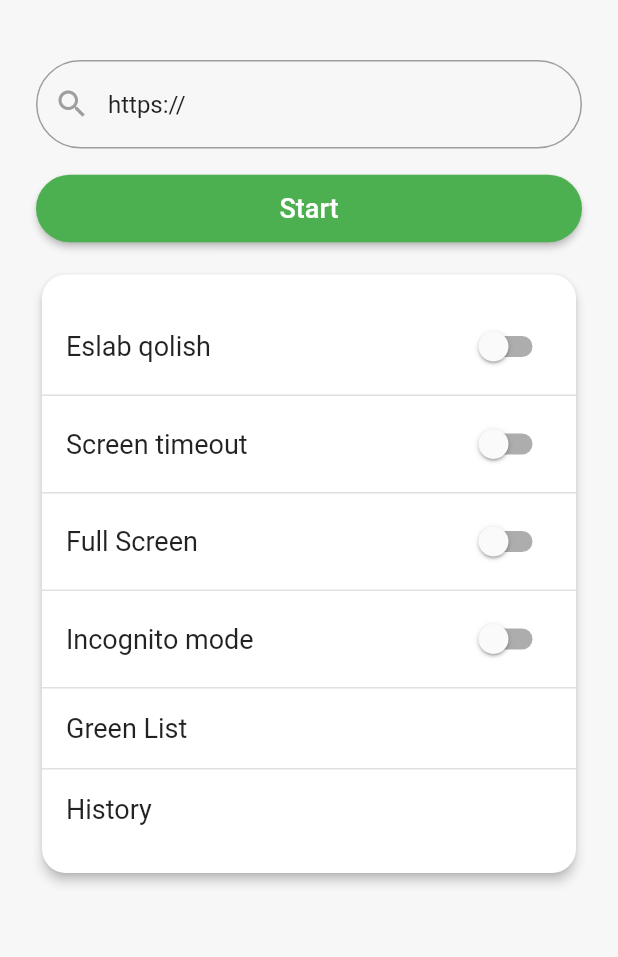
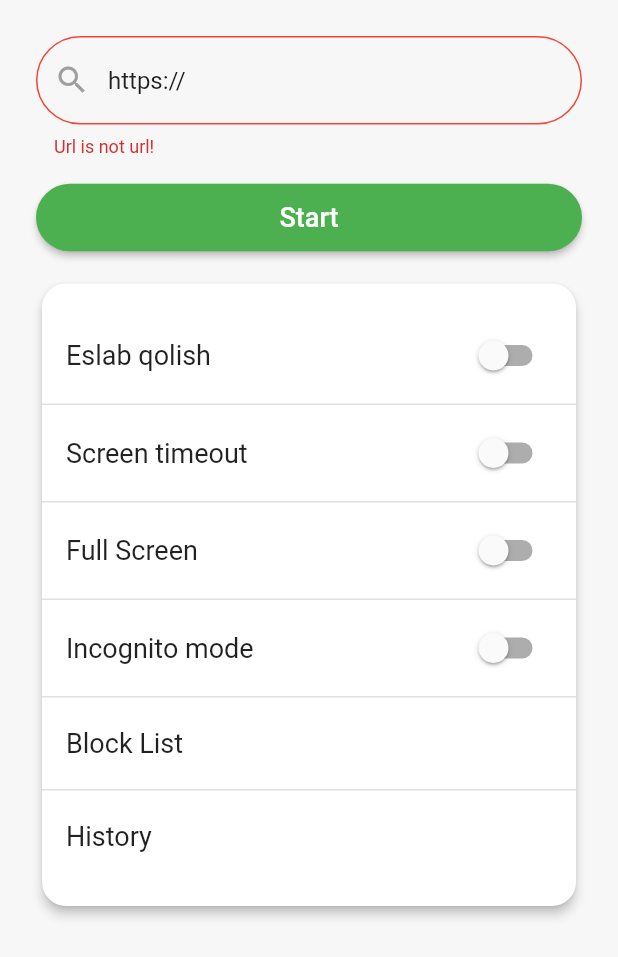
Before and after one commit to Saidrahmon/browser_app, a Flutter app: the screen it shows after launch, after a tap on "Start", on a phone screen of 412 x 824 dp. Shown: the top 957 px of the screen. Run offline on Flutter 3.47's test engine with Material 2 defaults, Android fonts, the phone set to English and light mode, and no system bars; our stand-ins replace get, get_storage, wakelock; missing offline and left inert: flutter_inappwebview, fullscreen, kiosk_mode.

Commit message:
add features

```diff
--- /dev/null
+++ b/lib/AppBinding.dart
@@ -0,0 +1,9 @@
+import 'package:browser_app/repository/Storage.dart';
+import 'package:get/get.dart';
+
+class AppBinding extends Bindings{
+  @override
+  void dependencies() {
+    Get.put(Storage());
+  }
+}
--- a/lib/AppPages.dart
+++ b/lib/AppPages.dart
@@ -1,4 +1,6 @@
 import 'package:browser_app/AppRoutes.dart';
+import 'package:browser_app/page/block_list/bindings/binding.dart';
+import 'package:browser_app/page/block_list/view/view.dart';
 import 'package:browser_app/page/home/binding/binding.dart';
 import 'package:browser_app/page/home/view/home.dart';
 import 'package:browser_app/page/webview/binding/binding.dart';
@@ -16,6 +18,11 @@ class AppPages {
       name: AppRoutes.WEBVIEW,
       page: () => Webview(),
       binding: WebViewBinding(),
+    ),
+    GetPage(
+      name: AppRoutes.BLOCK_LIST,
+      page: () => BlockListView(),
+      binding: BlockListBinding(),
     )
   ];
 }
--- a/lib/AppRoutes.dart
+++ b/lib/AppRoutes.dart
@@ -1,4 +1,5 @@
 class AppRoutes{
   static const HOME = '/home';
   static const WEBVIEW = '/webview';
+  static const BLOCK_LIST = '/block_list';
 }
--- a/lib/main.dart
+++ b/lib/main.dart
@@ -1,3 +1,4 @@
+import 'package:browser_app/AppBinding.dart';
 import 'package:browser_app/AppPages.dart';
 import 'package:browser_app/AppRoutes.dart';
 import 'package:flutter/material.dart';
@@ -20,6 +21,10 @@ class MyApp extends StatelessWidget {
       debugShowCheckedModeBanner: false,
       getPages: AppPages.routes,
       initialRoute: AppRoutes.HOME,
+      theme: ThemeData(
+        primarySwatch: Colors.green
+      ),
+      initialBinding: AppBinding(),
     );
   }
 }
--- /dev/null
+++ b/lib/page/block_list/bindings/binding.dart
@@ -0,0 +1,9 @@
+import 'package:browser_app/page/block_list/controller/controller.dart';
+import 'package:get/get.dart';
+
+class BlockListBinding extends Bindings{
+  @override
+  void dependencies() {
+    Get.put(BlockListController());
+  }
+}
--- a/lib/page/home/controller/controller.dart
+++ b/lib/page/home/controller/controller.dart
@@ -1,4 +1,6 @@
+import 'dart:convert';
 import 'package:browser_app/AppRoutes.dart';
+import 'package:browser_app/repository/Storage.dart';
 import 'package:flutter/cupertino.dart';
 import 'package:flutter/scheduler.dart';
 import 'package:fullscreen/fullscreen.dart';
@@ -7,25 +9,32 @@ import 'package:get_storage/get_storage.dart';
 import 'package:wakelock/wakelock.dart';
 
 class HomeController extends SuperController {
+  final box = GetStorage();
+
+  Storage storage = Get.find();
+
   TextEditingController textEditingController = TextEditingController();
+  final formKey = GlobalKey<FormState>();
+
   var isSwitch = false.obs;
   var isAwake = false.obs;
   var isFullScreen = false.obs;
-  final box = GetStorage();
+  var isIncognito = false.obs;
 
   @override
   void onInit() {
     super.onInit();
     textEditingController.text = "https://";
-
+    print("mmmm" + storage.url);
+    if (storage.url.isNotEmpty) {
+      SchedulerBinding.instance.addPostFrameCallback((timeStamp) {
+        Get.offAndToNamed(AppRoutes.WEBVIEW, arguments: [storage.url]);
+      });
+    }
     initData();
 
-    var url = box.read("url");
-    if (url != null) {
-      SchedulerBinding.instance.addPostFrameCallback((timeStamp) {
-        Get.offAndToNamed(AppRoutes.WEBVIEW, arguments: [url.toString()]);
-      });
-    }
+    //var url = box.read("url");
+
   }
 
   @override
@@ -40,15 +49,39 @@ class HomeController extends SuperController {
   @override
   void onResumed() {}
 
+  String? validateUrl(String? url) {
+    if (url == null || url.isEmpty) {
+      return 'Url is empty!';
+    } else if (!url.isURL) {
+      return 'Url is not url!';
+    } else if (!checkBlockList(url)) {
+      return 'Url is blocked!';
+    }
+    return null;
+  }
+
   void checkUrl() {
-    if (textEditingController.text.isURL) {
+    if (formKey.currentState!.validate()) {
       if (isSwitch.value) {
-        box.write("url", textEditingController.text);
+        storage.url = textEditingController.text;
+        // box.write("url", textEditingController.text);
       }
+      Get.offAndToNamed(AppRoutes.WEBVIEW, arguments: [textEditingController.text]);
+    }
+  }
 
-      Get.offAndToNamed(AppRoutes.WEBVIEW,
-          arguments: [textEditingController.text]);
+  bool checkBlockList(String url) {
+    var map = box.read("block_list");
+    if (map != null) {
+      List<String> blockLists = jsonDecode(map).cast<String>() ?? [];
+      for (String blockUrl in blockLists) {
+        if (blockUrl == url) {
+          return false;
+        }
+      }
     }
+
+    return true;
   }
 
   void awakeScreen() {
@@ -67,11 +100,9 @@ class HomeController extends SuperController {
     if (isFullScreen.value) {
       box.write("is_full_screen", true);
       await FullScreen.enterFullScreen(FullScreenMode.EMERSIVE_STICKY);
-
     } else {
       box.write("is_full_screen", false);
       await FullScreen.exitFullScreen();
-
     }
   }
 
--- a/lib/page/home/view/home.dart
+++ b/lib/page/home/view/home.dart
@@ -1,3 +1,4 @@
+import 'package:browser_app/AppRoutes.dart';
 import 'package:browser_app/page/home/controller/controller.dart';
 
 import 'package:flutter/material.dart';
@@ -6,60 +7,84 @@ import 'package:get/get.dart';
 class Home extends GetView<HomeController> {
   const Home({Key? key}) : super(key: key);
 
-  @override
-  Widget build(BuildContext context) {
-    return Scaffold(
-      backgroundColor: Color(0xFFF7F7F7),
-      body: SafeArea(
+  Widget textAndSwitch({required String text, required Function onTap, required RxBool value}) => Obx(
+        () => InkWell(
+          onTap: () {
+            onTap();
+            //controller.isSwitch.value = !controller.isSwitch.value;
+          },
           child: Padding(
-          padding: const EdgeInsets.all(24.0),
-          child: Obx(
-            () => Center(
-              child: ConstrainedBox(
-                constraints: BoxConstraints(
-                  maxWidth: 800,
+            padding: const EdgeInsets.symmetric(horizontal: 16, vertical: 8),
+            child: Row(
+              mainAxisAlignment: MainAxisAlignment.spaceBetween,
+              children: [
+                Text(
+                  text,
+                  style: const TextStyle(fontSize: 18),
                 ),
-                child: Column(
-                  children: [
-                    SizedBox(height: 16),
-                    Container(
+                Switch(
+                  activeColor: Colors.green,
+                  value: value.value,
+                  onChanged: (bool value) {
+                    onTap();
+                    //controller.isSwitch.value = !controller.isSwitch.value;
+                  },
+                ),
+              ],
+            ),
+          ),
+        ),
+      );
+
+  Widget get search => Form(
+        key: controller.formKey,
+        child: Container(
           decoration: const BoxDecoration(),
-                      child: TextField(
+          child: TextFormField(
             controller: controller.textEditingController,
             keyboardType: TextInputType.url,
             maxLines: 1,
             cursorColor: Colors.green,
+            validator: controller.validateUrl,
             decoration: InputDecoration(
               hintText: "Search...",
-                          prefixIcon: Icon(Icons.search, color: Colors.grey),
+              prefixIcon: const Icon(Icons.search, color: Colors.grey),
               focusedBorder: OutlineInputBorder(
-                            borderSide: BorderSide(width: 1, color: Colors.green),
+                borderSide: const BorderSide(width: 1, color: Colors.green),
                 borderRadius: BorderRadius.circular(30),
               ),
               disabledBorder: OutlineInputBorder(
-                            borderSide:
-                                BorderSide(width: 1, color: Colors.transparent),
+                borderSide: const BorderSide(width: 1, color: Colors.transparent),
                 borderRadius: BorderRadius.circular(30),
               ),
               enabledBorder: OutlineInputBorder(
-                            borderSide: BorderSide(width: 1, color: Colors.grey),
+                borderSide: const BorderSide(width: 1, color: Colors.grey),
+                borderRadius: BorderRadius.circular(30),
+              ),
+              errorBorder: OutlineInputBorder(
+                borderSide: const BorderSide(width: 1, color: Colors.red),
+                borderRadius: BorderRadius.circular(30),
+              ),
+              focusedErrorBorder: OutlineInputBorder(
+                borderSide: const BorderSide(width: 1, color: Colors.red),
                 borderRadius: BorderRadius.circular(30),
               ),
             ),
           ),
         ),
-                    SizedBox(height: 16),
-                    ElevatedButton(
+      );
+
+  Widget get button => ElevatedButton(
         onPressed: controller.checkUrl,
         style: ElevatedButton.styleFrom(
-                        shape: StadiumBorder(),
+          shape: const StadiumBorder(),
           primary: Colors.green,
         ),
         child: Row(
           mainAxisAlignment: MainAxisAlignment.center,
-                        children: [
+          children: const [
             Padding(
-                            padding: const EdgeInsets.all(12.0),
+              padding: EdgeInsets.all(12.0),
               child: Text(
                 "Start",
                 style: TextStyle(fontSize: 18),
@@ -67,134 +92,69 @@ class Home extends GetView<HomeController> {
             ),
           ],
         ),
-                    ),
-                    SizedBox(height: 16),
-                    Card(
-                      shape: RoundedRectangleBorder(
-                        borderRadius: BorderRadius.circular(16)
-                      ),
+      );
+
+  Widget get settingsCard => Card(
+        shape: RoundedRectangleBorder(borderRadius: BorderRadius.circular(16)),
         elevation: 3,
         child: Padding(
           padding: const EdgeInsets.symmetric(vertical: 16),
           child: Column(
             children: [
-                            InkWell(
+              textAndSwitch(
+                text: "Eslab qolish",
                 onTap: () {
                   controller.isSwitch.value = !controller.isSwitch.value;
                 },
+                value: controller.isSwitch,
+              ),
+              Container(height: 1, color: Colors.black12),
+              textAndSwitch(
+                text: "Screen timeout",
+                onTap: () {
+                  controller.awakeScreen();
+                },
+                value: controller.isAwake,
+              ),
+              Container(height: 1, color: Colors.black12),
+              textAndSwitch(
+                text: "Full Screen",
+                onTap: () {
+                  controller.changeScreenMode();
+                },
+                value: controller.isFullScreen,
+              ),
+              Container(height: 1, color: Colors.black12),
+              textAndSwitch(
+                text: "Incognito mode",
+                onTap: () {
+                  controller.isIncognito.value = !controller.isIncognito.value;
+                },
+                value: controller.isIncognito,
+              ),
+              Container(height: 1, color: Colors.black12),
+              InkWell(
+                onTap: () {
+                  Get.toNamed(AppRoutes.BLOCK_LIST);
+                },
                 child: Padding(
-                                padding: const EdgeInsets.symmetric(horizontal: 16, vertical: 8),
+                  padding: const EdgeInsets.symmetric(horizontal: 16, vertical: 20),
                   child: Row(
-                                  mainAxisAlignment: MainAxisAlignment.spaceBetween,
-                                  children: [
-                                    Text(
-                                      "Eslab qolish",
-                                      style: TextStyle(fontSize: 18),
-                                    ),
-                                    Switch(
-                                      activeColor: Colors.green,
-                                      value: controller.isSwitch.value,
-                                      onChanged: (bool value) {
-                                        controller.isSwitch.value =
-                                        !controller.isSwitch.value;
-                                      },
-                                    ),
+                    children: const [
+                      Text("Block List", style: TextStyle(fontSize: 18)),
                     ],
                   ),
                 ),
               ),
               Container(height: 1, color: Colors.black12),
               InkWell(
-                              onTap: controller.awakeScreen,
-                              child: Padding(
-                                padding: const EdgeInsets.symmetric(horizontal: 16, vertical: 8),
-                                child: Row(
-                                  mainAxisAlignment: MainAxisAlignment.spaceBetween,
-                                  children: [
-                                    Text(
-                                      "Screen timeout",
-                                      style: TextStyle(fontSize: 18),
-                                    ),
-                                    Switch(
-                                      activeColor: Colors.green,
-                                      value: controller.isAwake.value,
-                                      onChanged: (bool value) {
-                                        controller.awakeScreen();
-                                      },
-                                    ),
-                                  ],
-                                ),
-                              ),
-                            ),
-                            Container(height: 1, color: Colors.black12),
-                            InkWell(
-                              onTap: controller.changeScreenMode,
-                              child: Padding(
-                                padding: const EdgeInsets.symmetric(horizontal: 16, vertical: 8),
-                                child: Row(
-                                  mainAxisAlignment: MainAxisAlignment.spaceBetween,
-                                  children: [
-                                    Text(
-                                      "Full Screen",
-                                      style: TextStyle(fontSize: 18),
-                                    ),
-                                    Switch(
-                                      activeColor: Colors.green,
-                                      value: controller.isFullScreen.value,
-                                      onChanged: (bool value) {
-                                        controller.changeScreenMode();
-                                      },
-                                    ),
-                                  ],
-                                ),
-                              ),
-                            ),
-                            Container(height: 1, color: Colors.black12),
-                            InkWell(
-                              onTap: (){},
-                              child: Padding(
-                                padding: const EdgeInsets.symmetric(horizontal: 16, vertical: 8),
-                                child: Row(
-                                  mainAxisAlignment: MainAxisAlignment.spaceBetween,
-                                  children: [
-                                    Text(
-                                      "Incognito mode",
-                                      style: TextStyle(fontSize: 18),
-                                    ),
-                                    Switch(
-                                      activeColor: Colors.green,
-                                      value: false,
-                                      onChanged: (bool value) {
-
-                                      },
-                                    ),
-                                  ],
-                                ),
-                              ),
-                            ),
-                            Container(height: 1, color: Colors.black12),
-                            InkWell(
-                              onTap: (){
+                onTap: () {
                   print("aa");
                 },
                 child: Padding(
-                                padding: const EdgeInsets.symmetric(horizontal: 16, vertical: 16),
+                  padding: const EdgeInsets.symmetric(horizontal: 16, vertical: 20),
                   child: Row(
-                                  children: [
-                                    Text("Green List", style: TextStyle(fontSize: 18)),
-                                  ],
-                                ),
-                              ),
-                            ),
-                            Container(height: 1, color: Colors.black12),
-                            InkWell(
-                              onTap: (){
-                                print("aa");
-                              },
-                              child: Padding(
-                                padding: const EdgeInsets.symmetric(horizontal: 16, vertical: 16),
-                                child: Row(
-                                  children: [
+                    children: const [
                       Text("History", style: TextStyle(fontSize: 18)),
                     ],
                   ),
@@ -203,13 +163,34 @@ class Home extends GetView<HomeController> {
             ],
           ),
         ),
+      );
+
+  Widget get view => SingleChildScrollView(
+        child: ConstrainedBox(
+          constraints: const BoxConstraints(
+            maxWidth: 800,
           ),
+          child: Padding(
+            padding: const EdgeInsets.all(24.0),
+            child: Column(
+              children: [
+                search,
+                const SizedBox(height: 16),
+                button,
+                const SizedBox(height: 16),
+                settingsCard,
               ],
             ),
           ),
         ),
-          ),
-        ),
+      );
+
+  @override
+  Widget build(BuildContext context) {
+    return Scaffold(
+      backgroundColor: const Color(0xFFF7F7F7),
+      body: SafeArea(
+        child: view,
       ),
     );
   }
--- a/lib/page/webview/controller/controller.dart
+++ b/lib/page/webview/controller/controller.dart
@@ -2,8 +2,7 @@ import 'package:get/get.dart';
 import 'package:kiosk_mode/kiosk_mode.dart';
 
 class WebviewController extends SuperController {
-
- var url  = Get.arguments;
+  var url = Get.arguments;
 
   @override
   void onInit() {
--- /dev/null
+++ b/lib/repository/Storage.dart
@@ -0,0 +1,51 @@
+import 'package:get/get.dart';
+import 'package:get_storage/get_storage.dart';
+
+class Storage extends GetxService{
+  GetStorage box = GetStorage();
+
+  String _url = "";
+
+
+  @override
+  void onInit() {
+    super.onInit();
+    loadData();
+  }
+
+
+  String get url => _url;
+
+  set url(String url){
+    _url = url;
+
+    _saveStorage(_urlS, url);
+  }
+
+  void loadData(){
+    _url = _loadFromStorage(_urlS) ?? "";
+    print("nnnn" + _url);
+  }
+
+  void _saveStorage(String key, dynamic value) {
+    try {
+      box.write(key, value);
+      print("aaaa" + value.toString());
+    } catch (e) {
+      print(e);
+    }
+  }
+
+  dynamic _loadFromStorage(String key) {
+    try {
+      return box.read(key);
+    } catch (e) {
+      print(e);
+    }
+  }
+
+  final String _urlS = "url";
+  final String _blockListS = "block_list";
+  final String _isAwakeS = "is_awake";
+  final String _isFullScreenS = "is_full_screen";
+}
```
Also changed, not shown: lib/page/block_list/controller/controller.dart (added, +43 -0 lines), lib/page/block_list/view/view.dart (added, +107 -0 lines). Lines whose indentation alone changed are shown as unchanged.
